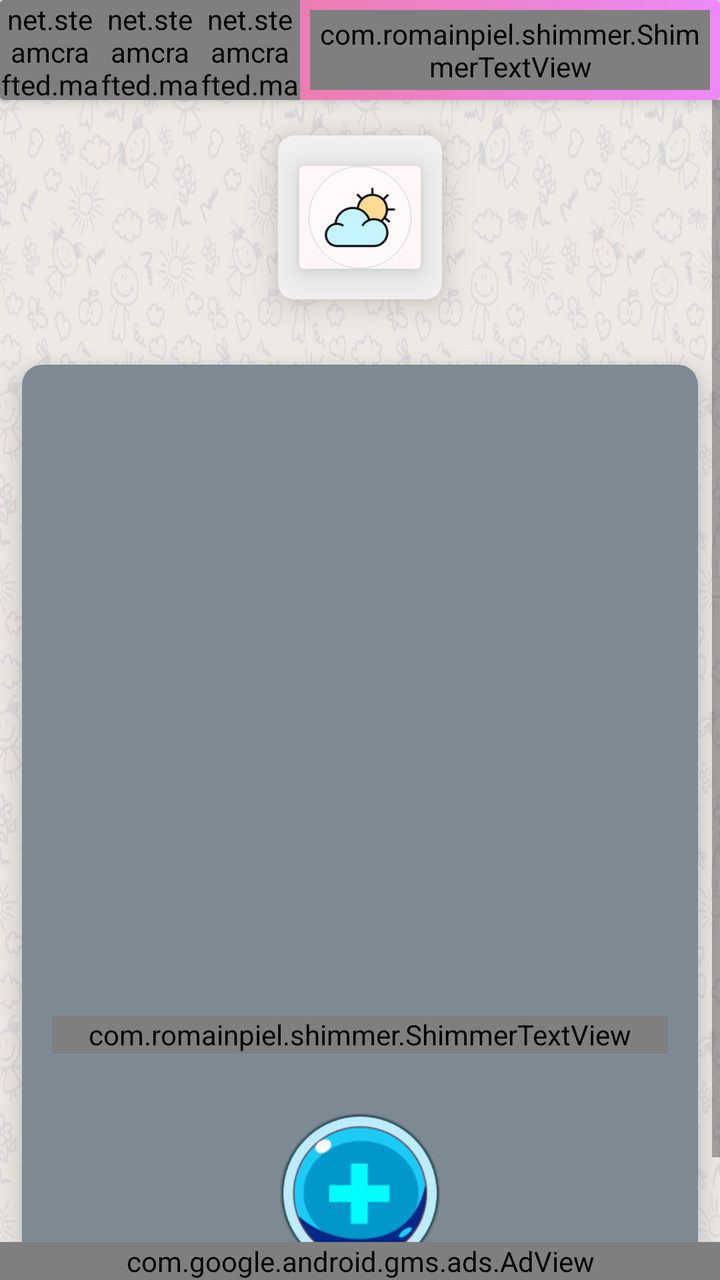
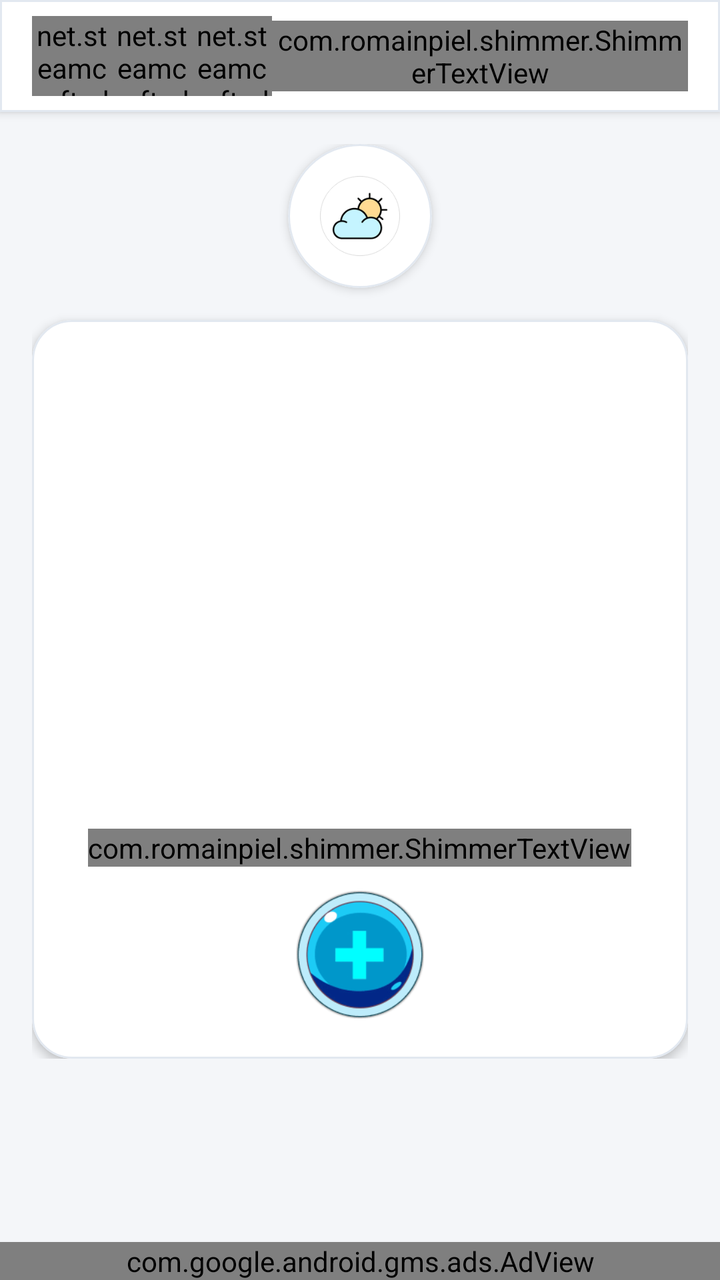

The first picture is an Android layout as it rendered before a commit; the second is the same layout after the commit. The layout source and the unified diff follow.
<!-- AndroidManifest.xml: application theme AppTheme -->
<!-- res/layout/activity_maintitle2.xml -->
<?xml version="1.0" encoding="utf-8"?>
<LinearLayout xmlns:android="http://schemas.android.com/apk/res/android"
    xmlns:app="http://schemas.android.com/apk/res-auto"
    xmlns:tools="http://schemas.android.com/tools"
    android:layout_width="match_parent"
    android:background="@drawable/background_newkids"
    android:orientation="vertical"
    android:layout_height="match_parent"
    tools:context=".Maintitle2">

    <androidx.cardview.widget.CardView
        android:layout_width="match_parent"
        app:cardElevation="5dp"
        android:layout_height="wrap_content">

        <LinearLayout
            android:layout_width="match_parent"
            android:orientation="horizontal"
            android:layout_height="match_parent"
            android:background="@drawable/greheader">

            <net.steamcrafted.materialiconlib.MaterialIconView
                android:id="@+id/plus"
                android:layout_width="50dp"
                android:layout_height="50dp"
                android:scaleType="center"
                app:layout_constraintBottom_toBottomOf="parent"
                app:layout_constraintEnd_toEndOf="parent"
                app:layout_constraintHorizontal_bias="0.991"
                app:layout_constraintStart_toStartOf="parent"
                app:layout_constraintTop_toTopOf="parent"
                app:layout_constraintVertical_bias="0.0"
                app:materialIcon="plus"
                app:materialIconColor="#FFFFFF"
                app:materialIconSize="40dp" />

            <net.steamcrafted.materialiconlib.MaterialIconView
                android:id="@+id/minus"
                android:layout_width="50dp"
                android:layout_height="50dp"
                android:scaleType="center"
                app:layout_constraintBottom_toBottomOf="parent"
                app:layout_constraintEnd_toStartOf="@+id/plus"
                app:layout_constraintTop_toTopOf="parent"
                app:layout_constraintVertical_bias="0.0"
                app:materialIcon="minus"
                app:materialIconColor="#FFFFFF"
                app:materialIconSize="40dp" />

            <net.steamcrafted.materialiconlib.MaterialIconView
                android:id="@+id/reloddd"
                android:layout_width="50dp"
                android:layout_height="50dp"
                android:scaleType="center"
                app:layout_constraintBottom_toBottomOf="parent"
                app:layout_constraintEnd_toStartOf="@+id/plus"
                app:layout_constraintHorizontal_bias="0.832"
                app:layout_constraintStart_toStartOf="parent"
                app:layout_constraintTop_toTopOf="parent"
                app:layout_constraintVertical_bias="1.0"
                app:materialIcon="reload"
                app:materialIconColor="#FFFFFF"
                app:materialIconSize="40dp" />

            <com.romainpiel.shimmer.ShimmerTextView
                android:layout_width="match_parent"
                android:id="@+id/texthhh"
                android:textColor="#E2DFDF"
                android:textSize="20sp"
                android:layout_gravity="center"
                android:gravity="bottom"
                android:textStyle="bold"
                android:layout_margin="5dp"
                android:layout_height="match_parent"
                android:layout_marginStart="8dp"
                android:layout_marginEnd="8dp"

                app:layout_constraintEnd_toStartOf="@+id/reloddd"
                app:layout_constraintStart_toStartOf="parent" />

        </LinearLayout>
    </androidx.cardview.widget.CardView>
    <ScrollView
        android:layout_width="match_parent"
        android:layout_weight="3"
        android:layout_height="0dp">

        <LinearLayout

            android:layout_width="match_parent"
            android:layout_height="wrap_content"
            android:orientation="vertical" >
            <LinearLayout
                android:layout_width="match_parent"
                android:layout_gravity="center"
                android:gravity="center"
                android:layout_height="wrap_content">

                <androidx.cardview.widget.CardView
                    android:layout_width="wrap_content"
                    android:layout_height="wrap_content"
                    app:cardBackgroundColor="#F0F0F0"
                    app:cardCornerRadius="8dp"
                    app:cardElevation="10dp"
                    app:cardUseCompatPadding="true">

                    <androidx.cardview.widget.CardView
                        android:layout_width="80dp"
                        android:layout_height="80dp"
                        android:layout_margin="1dp"
                        app:cardBackgroundColor="#FFF7F7"
                        app:cardElevation="9dp"
                        app:cardUseCompatPadding="true">

                        <ImageView
                            android:id="@+id/img_icon"
                            android:layout_width="wrap_content"
                            android:layout_height="wrap_content"
                            android:src="@drawable/icon_a" />
                    </androidx.cardview.widget.CardView>
                </androidx.cardview.widget.CardView>
            </LinearLayout>


            <androidx.cardview.widget.CardView
                android:layout_width="match_parent"
                app:cardElevation="8dp"
               app:cardBackgroundColor="@color/blue_grey_inactive"
                app:cardCornerRadius="10dp"
                app:cardUseCompatPadding="true"
                android:layout_height="wrap_content">
                <LinearLayout
                    android:layout_width="match_parent"
                    android:orientation="vertical"
                    android:layout_height="wrap_content">
                    <TextView
                        android:lineSpacingExtra="5dp"
                        android:id="@+id/textcnter"
                        android:layout_margin="10dp"
                        android:shadowColor="#000"
                        android:shadowDx="2"
                        android:shadowDy="2"
                        android:shadowRadius="2"
                        android:layout_width="match_parent"
                        android:textSize="18sp"
                        android:gravity="center"
                        android:textColor="#FFFFFF"
                        android:textStyle="italic"
                        android:layout_height="wrap_content" />
                    <TextView
                        android:lineSpacingExtra="5dp"
                        android:id="@+id/textcnter1"
                        android:layout_margin="10dp"
                        android:layout_width="match_parent"
                        android:textSize="18sp"
                        android:gravity="center"
                        android:shadowColor="#000"
                        android:shadowDx="2"
                        android:shadowDy="2"
                        android:shadowRadius="2"
                        android:textColor="#FFFFFF"
                        android:textStyle="italic"
                        android:layout_height="wrap_content" />
                    <TextView
                        android:lineSpacingExtra="5dp"
                        android:id="@+id/textcnter2"
                        android:layout_margin="10dp"
                        android:layout_width="match_parent"
                        android:textSize="18sp"
                        android:gravity="center"
                        android:shadowColor="#000"
                        android:shadowDx="2"
                        android:shadowDy="2"
                        android:shadowRadius="2"
                        android:textColor="#FFFFFF"
                        android:textStyle="italic"
                        android:layout_height="wrap_content" />
                    <TextView
                        android:lineSpacingExtra="5dp"
                        android:id="@+id/textcnter3"
                        android:layout_margin="10dp"
                        android:layout_width="match_parent"
                        android:textSize="18sp"
                        android:gravity="center"
                        android:textColor="#FFFFFF"
                        android:textStyle="italic"
                        android:shadowColor="#000"
                        android:shadowDx="2"
                        android:shadowDy="2"
                        android:shadowRadius="2"
                        android:layout_height="wrap_content" />
                    <TextView
                        android:lineSpacingExtra="5dp"
                        android:id="@+id/textcnter4"
                        android:layout_margin="10dp"
                        android:layout_width="match_parent"
                        android:textSize="18sp"
                        android:gravity="center"
                        android:textColor="#FFFFFF"
                        android:textStyle="italic"
                        android:shadowColor="#000"
                        android:shadowDx="2"
                        android:shadowDy="2"
                        android:shadowRadius="2"
                        android:layout_height="wrap_content" />
                    <TextView
                        android:lineSpacingExtra="5dp"
                        android:id="@+id/textcnter5"
                        android:layout_margin="10dp"
                        android:layout_width="match_parent"
                        android:textSize="18sp"
                        android:gravity="center"
                        android:textColor="#FFFFFF"
                        android:shadowColor="#000"
                        android:shadowDx="2"
                        android:shadowDy="2"
                        android:shadowRadius="2"
                        android:textStyle="italic"
                        android:layout_height="wrap_content" />
                    <TextView
                        android:lineSpacingExtra="5dp"
                        android:id="@+id/textcnter6"
                        android:layout_margin="10dp"
                        android:layout_width="match_parent"
                        android:textSize="18sp"
                        android:gravity="center"
                        android:textColor="#FFFFFF"
                        android:shadowColor="#000"
                        android:shadowDx="2"
                        android:shadowDy="2"
                        android:shadowRadius="2"
                        android:textStyle="italic"
                        android:layout_height="wrap_content" />
                    <com.romainpiel.shimmer.ShimmerTextView
                        android:id="@+id/textnumber"
                        android:layout_width="match_parent"
                        android:layout_margin="15sp"
                        android:textSize="40sp"
                        android:textStyle="bold"
                        android:text="0"
                        android:textColor="#F5F4F4"
                        android:layout_gravity="center"
                        android:gravity="center"
                        android:layout_height="wrap_content" />


                    <ImageView
                        android:id="@+id/click"
                        android:layout_width="wrap_content"
                        android:layout_height="80dp"
                        android:layout_gravity="center"
                        android:layout_marginStart="8dp"
                        android:layout_margin="15sp"
                        android:src="@drawable/click"
                        app:layout_constraintBottom_toBottomOf="parent"
                        app:layout_constraintEnd_toEndOf="parent"
                        app:layout_constraintHorizontal_bias="0.486"
                        app:layout_constraintStart_toStartOf="parent"
                        app:layout_constraintTop_toTopOf="parent" />


                </LinearLayout>

            </androidx.cardview.widget.CardView>



        </LinearLayout>

    </ScrollView>
    <com.google.android.gms.ads.AdView
        xmlns:ads="http://schemas.android.com/apk/res-auto"
        android:id="@+id/title2"
        android:layout_width="match_parent"
        android:layout_height="wrap_content"
        ads:adSize="SMART_BANNER"
        ads:adUnitId="@string/Banner2"
        ads:layout_constraintBottom_toBottomOf="parent"
        ads:layout_constraintEnd_toEndOf="parent"
        ads:layout_constraintStart_toStartOf="parent"
        tools:ignore="MissingConstraints">

    </com.google.android.gms.ads.AdView>

</LinearLayout>
<!-- resources referenced by this layout -->
<resources>
  <color name="blue_grey_inactive">#7D8A94</color>
  <!-- drawable background_newkids: jpg bitmap (drawable, 185938 bytes) -->
  <!-- drawable click: png bitmap (drawable, 5359 bytes) -->
  <!-- drawable greheader (drawable) -->
  <?xml version="1.0" encoding="utf-8"?>
  <shape xmlns:android="http://schemas.android.com/apk/res/android">
      <gradient
          android:endColor="#EC89F7"
          android:startColor="#EC757D"/>
  </shape>
  <!-- drawable icon_a: png bitmap (drawable, 2642 bytes) -->
  <string name="Banner2">ca-app-pub-3940256099942544/6300978111</string>
  <style name="AppTheme" parent="Theme.AppCompat.Light.NoActionBar">
          
          <item name="colorPrimary">@color/colorPrimary</item>
          <item name="colorPrimaryDark">@color/colorPrimaryDark</item>
          <item name="colorAccent">@color/colorAccent</item>
      </style>
  <color name="colorPrimary">#9C0884</color>
  <color name="colorPrimaryDark">#9C0884</color>
  <color name="colorAccent">#9C0884</color>
</resources>

<!-- the commit's change to res/layout/activity_maintitle2.xml (unified diff, before → after) -->
@@ -3,283 +3,220 @@
     xmlns:app="http://schemas.android.com/apk/res-auto"
     xmlns:tools="http://schemas.android.com/tools"
     android:layout_width="match_parent"
-    android:background="@drawable/background_newkids"
+    android:layout_height="match_parent"
+    android:background="@color/app_background"
     android:orientation="vertical"
-    android:layout_height="match_parent"
     tools:context=".Maintitle2">
 
-    <androidx.cardview.widget.CardView
+    
+    <com.google.android.material.card.MaterialCardView
         android:layout_width="match_parent"
-        app:cardElevation="5dp"
-        android:layout_height="wrap_content">
+        android:layout_height="wrap_content"
+        app:cardBackgroundColor="@color/card_surface"
+        app:cardCornerRadius="0dp"
+        app:cardElevation="3dp"
+        app:strokeColor="@color/card_stroke"
+        app:strokeWidth="1dp">
 
         <LinearLayout
             android:layout_width="match_parent"
+            android:layout_height="56dp"
+            android:gravity="center_vertical"
             android:orientation="horizontal"
-            android:layout_height="match_parent"
-            android:background="@drawable/greheader">
+            android:paddingHorizontal="16dp">
 
             <net.steamcrafted.materialiconlib.MaterialIconView
                 android:id="@+id/plus"
-                android:layout_width="50dp"
-                android:layout_height="50dp"
+                android:layout_width="40dp"
+                android:layout_height="40dp"
                 android:scaleType="center"
-                app:layout_constraintBottom_toBottomOf="parent"
-                app:layout_constraintEnd_toEndOf="parent"
-                app:layout_constraintHorizontal_bias="0.991"
-                app:layout_constraintStart_toStartOf="parent"
-                app:layout_constraintTop_toTopOf="parent"
-                app:layout_constraintVertical_bias="0.0"
                 app:materialIcon="plus"
-                app:materialIconColor="#FFFFFF"
-                app:materialIconSize="40dp" />
+                app:materialIconColor="@color/colorPrimary"
+                app:materialIconSize="28dp" />
 
             <net.steamcrafted.materialiconlib.MaterialIconView
                 android:id="@+id/minus"
-                android:layout_width="50dp"
-                android:layout_height="50dp"
+                android:layout_width="40dp"
+                android:layout_height="40dp"
                 android:scaleType="center"
-                app:layout_constraintBottom_toBottomOf="parent"
-                app:layout_constraintEnd_toStartOf="@+id/plus"
-                app:layout_constraintTop_toTopOf="parent"
-                app:layout_constraintVertical_bias="0.0"
                 app:materialIcon="minus"
-                app:materialIconColor="#FFFFFF"
-                app:materialIconSize="40dp" />
+                app:materialIconColor="@color/colorPrimary"
+                app:materialIconSize="28dp" />
 
             <net.steamcrafted.materialiconlib.MaterialIconView
                 android:id="@+id/reloddd"
-                android:layout_width="50dp"
-                android:layout_height="50dp"
+                android:layout_width="40dp"
+                android:layout_height="40dp"
                 android:scaleType="center"
-                app:layout_constraintBottom_toBottomOf="parent"
-                app:layout_constraintEnd_toStartOf="@+id/plus"
-                app:layout_constraintHorizontal_bias="0.832"
-                app:layout_constraintStart_toStartOf="parent"
-                app:layout_constraintTop_toTopOf="parent"
-                app:layout_constraintVertical_bias="1.0"
                 app:materialIcon="reload"
-                app:materialIconColor="#FFFFFF"
-                app:materialIconSize="40dp" />
+                app:materialIconColor="@color/text_secondary"
+                app:materialIconSize="28dp" />
 
             <com.romainpiel.shimmer.ShimmerTextView
-                android:layout_width="match_parent"
                 android:id="@+id/texthhh"
-                android:textColor="#E2DFDF"
-                android:textSize="20sp"
-                android:layout_gravity="center"
-                android:gravity="bottom"
-                android:textStyle="bold"
-                android:layout_margin="5dp"
-                android:layout_height="match_parent"
-                android:layout_marginStart="8dp"
-                android:layout_marginEnd="8dp"
-
-                app:layout_constraintEnd_toStartOf="@+id/reloddd"
-                app:layout_constraintStart_toStartOf="parent" />
+                android:layout_width="0dp"
+                android:layout_height="wrap_content"
+                android:layout_weight="1"
+                android:gravity="end|center_vertical"
+                android:textColor="@color/colorPrimary"
+                android:textSize="18sp"
+                android:textStyle="bold" />
 
         </LinearLayout>
-    </androidx.cardview.widget.CardView>
+
+    </com.google.android.material.card.MaterialCardView>
+
     <ScrollView
         android:layout_width="match_parent"
-        android:layout_weight="3"
-        android:layout_height="0dp">
+        android:layout_height="0dp"
+        android:layout_weight="1"
+        android:clipToPadding="false"
+        android:padding="16dp">
 
         <LinearLayout
-
             android:layout_width="match_parent"
             android:layout_height="wrap_content"
-            android:orientation="vertical" >
-            <LinearLayout
+            android:gravity="center_horizontal"
+            android:orientation="vertical">
+
+            
+            <com.google.android.material.card.MaterialCardView
+                android:layout_width="72dp"
+                android:layout_height="72dp"
+                android:layout_marginBottom="16dp"
+                app:cardBackgroundColor="@color/card_surface"
+                app:cardCornerRadius="36dp"
+                app:cardElevation="3dp"
+                app:strokeColor="@color/card_stroke"
+                app:strokeWidth="1dp">
+
+                <ImageView
+                    android:id="@+id/img_icon"
+                    android:layout_width="40dp"
+                    android:layout_height="40dp"
+                    android:layout_gravity="center"
+                    android:src="@drawable/icon_a" />
+
+            </com.google.android.material.card.MaterialCardView>
+
+            
+            <com.google.android.material.card.MaterialCardView
                 android:layout_width="match_parent"
-                android:layout_gravity="center"
-                android:gravity="center"
-                android:layout_height="wrap_content">
-
-                <androidx.cardview.widget.CardView
-                    android:layout_width="wrap_content"
-                    android:layout_height="wrap_content"
-                    app:cardBackgroundColor="#F0F0F0"
-                    app:cardCornerRadius="8dp"
-                    app:cardElevation="10dp"
-                    app:cardUseCompatPadding="true">
-
-                    <androidx.cardview.widget.CardView
-                        android:layout_width="80dp"
-                        android:layout_height="80dp"
-                        android:layout_margin="1dp"
-                        app:cardBackgroundColor="#FFF7F7"
-                        app:cardElevation="9dp"
-                        app:cardUseCompatPadding="true">
-
-                        <ImageView
-                            android:id="@+id/img_icon"
-                            android:layout_width="wrap_content"
-                            android:layout_height="wrap_content"
-                            android:src="@drawable/icon_a" />
-                    </androidx.cardview.widget.CardView>
-                </androidx.cardview.widget.CardView>
-            </LinearLayout>
-
-
-            <androidx.cardview.widget.CardView
-                android:layout_width="match_parent"
-                app:cardElevation="8dp"
-               app:cardBackgroundColor="@color/blue_grey_inactive"
-                app:cardCornerRadius="10dp"
-                app:cardUseCompatPadding="true"
-                android:layout_height="wrap_content">
+                android:layout_height="wrap_content"
+                app:cardBackgroundColor="@color/card_surface"
+                app:cardCornerRadius="20dp"
+                app:cardElevation="3dp"
+                app:strokeColor="@color/card_stroke"
+                app:strokeWidth="1dp">
+
                 <LinearLayout
                     android:layout_width="match_parent"
+                    android:layout_height="wrap_content"
                     android:orientation="vertical"
-                    android:layout_height="wrap_content">
-                    <TextView
-                        android:lineSpacingExtra="5dp"
+                    android:padding="20dp">
+
+                    <TextView
                         android:id="@+id/textcnter"
-                        android:layout_margin="10dp"
-                        android:shadowColor="#000"
-                        android:shadowDx="2"
-                        android:shadowDy="2"
-                        android:shadowRadius="2"
-                        android:layout_width="match_parent"
-                        android:textSize="18sp"
-                        android:gravity="center"
-                        android:textColor="#FFFFFF"
-                        android:textStyle="italic"
-                        android:layout_height="wrap_content" />
-                    <TextView
-                        android:lineSpacingExtra="5dp"
+                        android:layout_width="match_parent"
+                        android:layout_height="wrap_content"
+                        android:gravity="center"
+                        android:lineSpacingExtra="8dp"
+                        android:textColor="@color/text_primary"
+                        android:textSize="18sp" />
+
+                    <TextView
                         android:id="@+id/textcnter1"
-                        android:layout_margin="10dp"
-                        android:layout_width="match_parent"
-                        android:textSize="18sp"
-                        android:gravity="center"
-                        android:shadowColor="#000"
-                        android:shadowDx="2"
-                        android:shadowDy="2"
-                        android:shadowRadius="2"
-                        android:textColor="#FFFFFF"
-                        android:textStyle="italic"
-                        android:layout_height="wrap_content" />
-                    <TextView
-                        android:lineSpacingExtra="5dp"
+                        android:layout_width="match_parent"
+                        android:layout_height="wrap_content"
+                        android:layout_marginTop="8dp"
+                        android:gravity="center"
+                        android:lineSpacingExtra="8dp"
+                        android:textColor="@color/text_primary"
+                        android:textSize="18sp" />
+
+                    <TextView
                         android:id="@+id/textcnter2"
-                        android:layout_margin="10dp"
-                        android:layout_width="match_parent"
-                        android:textSize="18sp"
-                        android:gravity="center"
-                        android:shadowColor="#000"
-                        android:shadowDx="2"
-                        android:shadowDy="2"
-                        android:shadowRadius="2"
-                        android:textColor="#FFFFFF"
-                        android:textStyle="italic"
-                        android:layout_height="wrap_content" />
-                    <TextView
-                        android:lineSpacingExtra="5dp"
+                        android:layout_width="match_parent"
+                        android:layout_height="wrap_content"
+                        android:layout_marginTop="8dp"
+                        android:gravity="center"
+                        android:lineSpacingExtra="8dp"
+                        android:textColor="@color/text_primary"
+                        android:textSize="18sp" />
+
+                    <TextView
                         android:id="@+id/textcnter3"
-                        android:layout_margin="10dp"
-                        android:layout_width="match_parent"
-                        android:textSize="18sp"
-                        android:gravity="center"
-                        android:textColor="#FFFFFF"
-                        android:textStyle="italic"
-                        android:shadowColor="#000"
-                        android:shadowDx="2"
-                        android:shadowDy="2"
-                        android:shadowRadius="2"
-                        android:layout_height="wrap_content" />
-                    <TextView
-                        android:lineSpacingExtra="5dp"
+                        android:layout_width="match_parent"
+                        android:layout_height="wrap_content"
+                        android:layout_marginTop="8dp"
+                        android:gravity="center"
+                        android:lineSpacingExtra="8dp"
+                        android:textColor="@color/text_primary"
+                        android:textSize="18sp" />
+
+                    <TextView
                         android:id="@+id/textcnter4"
-                        android:layout_margin="10dp"
-                        android:layout_width="match_parent"
-                        android:textSize="18sp"
-                        android:gravity="center"
-                        android:textColor="#FFFFFF"
-                        android:textStyle="italic"
-                        android:shadowColor="#000"
-                        android:shadowDx="2"
-                        android:shadowDy="2"
-                        android:shadowRadius="2"
-                        android:layout_height="wrap_content" />
-                    <TextView
-                        android:lineSpacingExtra="5dp"
+                        android:layout_width="match_parent"
+                        android:layout_height="wrap_content"
+                        android:layout_marginTop="8dp"
+                        android:gravity="center"
+                        android:lineSpacingExtra="8dp"
+                        android:textColor="@color/text_primary"
+                        android:textSize="18sp" />
+
+                    <TextView
                         android:id="@+id/textcnter5"
-                        android:layout_margin="10dp"
-                        android:layout_width="match_parent"
-                        android:textSize="18sp"
-                        android:gravity="center"
-                        android:textColor="#FFFFFF"
-                        android:shadowColor="#000"
-                        android:shadowDx="2"
-                        android:shadowDy="2"
-                        android:shadowRadius="2"
-                        android:textStyle="italic"
-                        android:layout_height="wrap_content" />
-                    <TextView
-                        android:lineSpacingExtra="5dp"
+                        android:layout_width="match_parent"
+                        android:layout_height="wrap_content"
+                        android:layout_marginTop="8dp"
+                        android:gravity="center"
+                        android:lineSpacingExtra="8dp"
+                        android:textColor="@color/text_primary"
+                        android:textSize="18sp" />
+
+                    <TextView
                         android:id="@+id/textcnter6"
-                        android:layout_margin="10dp"
-                        android:layout_width="match_parent"
-                        android:textSize="18sp"
-                        android:gravity="center"
-                        android:textColor="#FFFFFF"
-                        android:shadowColor="#000"
-                        android:shadowDx="2"
-                        android:shadowDy="2"
-                        android:shadowRadius="2"
-                        android:textStyle="italic"
-                        android:layout_height="wrap_content" />
+                        android:layout_width="match_parent"
+                        android:layout_height="wrap_content"
+                        android:layout_marginTop="8dp"
+                        android:gravity="center"
+                        android:lineSpacingExtra="8dp"
+                        android:textColor="@color/text_primary"
+                        android:textSize="18sp" />
+
                     <com.romainpiel.shimmer.ShimmerTextView
                         android:id="@+id/textnumber"
-                        android:layout_width="match_parent"
-                        android:layout_margin="15sp"
-                        android:textSize="40sp"
-                        android:textStyle="bold"
+                        android:layout_width="wrap_content"
+                        android:layout_height="wrap_content"
+                        android:layout_gravity="center"
+                        android:layout_marginTop="16dp"
+                        android:gravity="center"
                         android:text="0"
-                        android:textColor="#F5F4F4"
-                        android:layout_gravity="center"
-                        android:gravity="center"
-                        android:layout_height="wrap_content" />
-
+                        android:textColor="@color/colorPrimary"
+                        android:textSize="36sp"
+                        android:textStyle="bold" />
 
                     <ImageView
                         android:id="@+id/click"
-                        android:layout_width="wrap_content"
-                        android:layout_height="80dp"
+                        android:layout_width="64dp"
+                        android:layout_height="64dp"
                         android:layout_gravity="center"
-                        android:layout_marginStart="8dp"
-                        android:layout_margin="15sp"
-                        android:src="@drawable/click"
-                        app:layout_constraintBottom_toBottomOf="parent"
-                        app:layout_constraintEnd_toEndOf="parent"
-                        app:layout_constraintHorizontal_bias="0.486"
-                        app:layout_constraintStart_toStartOf="parent"
-                        app:layout_constraintTop_toTopOf="parent" />
-
+                        android:layout_marginTop="12dp"
+                        android:src="@drawable/click" />
 
                 </LinearLayout>
 
-            </androidx.cardview.widget.CardView>
-
-
+            </com.google.android.material.card.MaterialCardView>
 
         </LinearLayout>
 
     </ScrollView>
+
     <com.google.android.gms.ads.AdView
-        xmlns:ads="http://schemas.android.com/apk/res-auto"
         android:id="@+id/title2"
         android:layout_width="match_parent"
         android:layout_height="wrap_content"
-        ads:adSize="SMART_BANNER"
-        ads:adUnitId="@string/Banner2"
-        ads:layout_constraintBottom_toBottomOf="parent"
-        ads:layout_constraintEnd_toEndOf="parent"
-        ads:layout_constraintStart_toStartOf="parent"
-        tools:ignore="MissingConstraints">
-
-    </com.google.android.gms.ads.AdView>
+        app:adSize="SMART_BANNER"
+        app:adUnitId="@string/Banner2" />
 
 </LinearLayout>
<!-- resource entries referenced after the edit -->
@@ -1,25 +1,21 @@
 <!-- resources referenced by this layout -->
 <resources>
-  <color name="blue_grey_inactive">#7D8A94</color>
-  <!-- drawable background_newkids: jpg bitmap (drawable, 185938 bytes) -->
+  <color name="app_background">#F4F6F9</color>
+  <color name="card_stroke">#E2E8F0</color>
+  <color name="card_surface">#FFFFFF</color>
   <!-- drawable click: png bitmap (drawable, 5359 bytes) -->
-  <!-- drawable greheader (drawable) -->
-  <?xml version="1.0" encoding="utf-8"?>
-  <shape xmlns:android="http://schemas.android.com/apk/res/android">
-      <gradient
-          android:endColor="#EC89F7"
-          android:startColor="#EC757D"/>
-  </shape>
   <!-- drawable icon_a: png bitmap (drawable, 2642 bytes) -->
   <string name="Banner2">ca-app-pub-3940256099942544/6300978111</string>
-  <style name="AppTheme" parent="Theme.AppCompat.Light.NoActionBar">
-          
+  <style name="AppTheme" parent="Theme.MaterialComponents.DayNight.NoActionBar">
           <item name="colorPrimary">@color/colorPrimary</item>
           <item name="colorPrimaryDark">@color/colorPrimaryDark</item>
           <item name="colorAccent">@color/colorAccent</item>
+          <item name="android:windowBackground">@color/app_background</item>
       </style>
-  <color name="colorPrimary">#9C0884</color>
-  <color name="colorPrimaryDark">#9C0884</color>
-  <color name="colorAccent">#9C0884</color>
+  <color name="colorPrimary">#0D5C63</color>
+  <color name="text_primary">#1E293B</color>
+  <color name="text_secondary">#64748B</color>
+  <color name="colorPrimaryDark">#093F44</color>
+  <color name="colorAccent">#C68B59</color>
 </resources>
 
